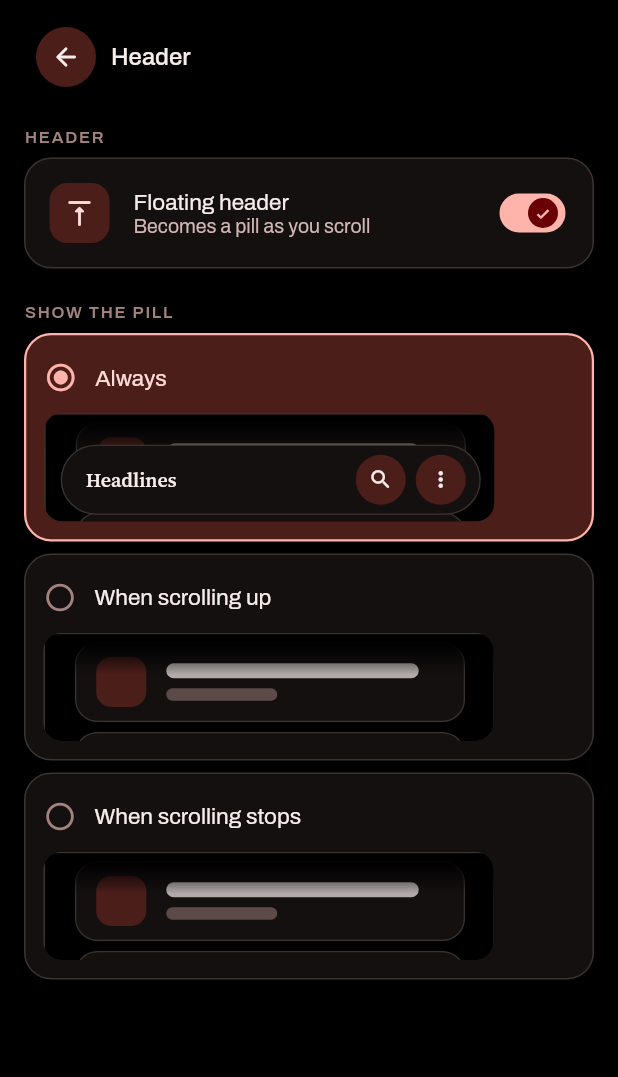
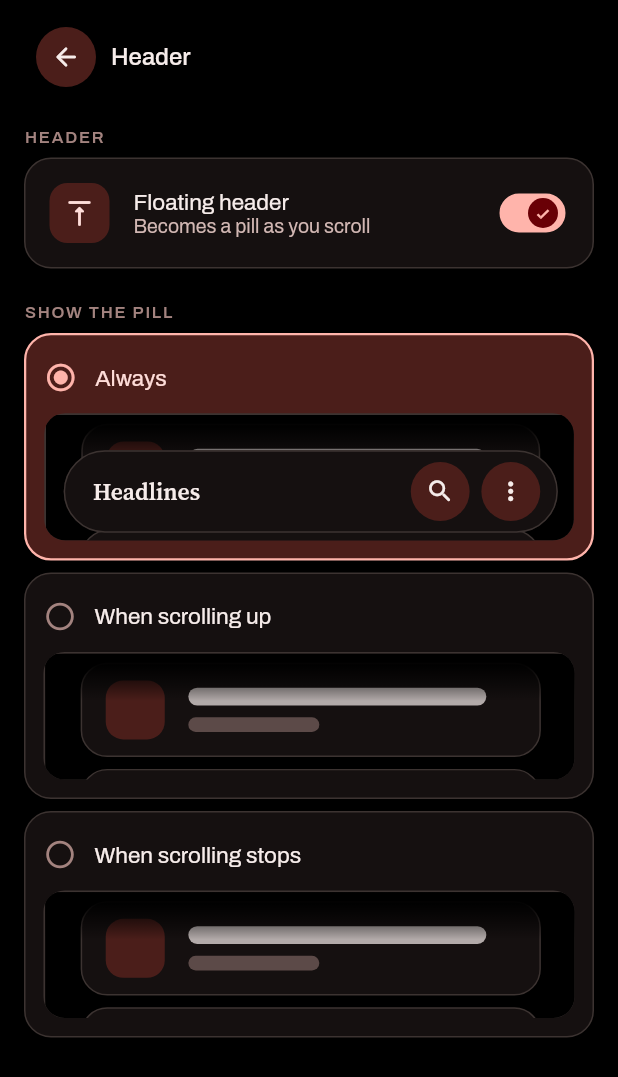
Before and after one commit to singhgautam7/Headshorts, a Flutter app: the HeaderScreen screen opened by its route, on a phone screen of 412 x 824 dp. Shown: the top 1077 px of the screen. Run offline on Flutter 3.47's test engine with Material 3 defaults, Android fonts, the phone set to English and light mode, and no system bars; our stand-ins replace cached_network_image, dio, drift, drift_flutter, flutter_riverpod, flutter_widget_from_html_core and 5 more; missing offline and left inert: brotli, dart:js_interop, dart_rss, dio_http2_adapter, file_selector, html_readability and 2 more; accounts and stored records are empty; generated files the repository leaves out were written again; project files that could hold a hidden picture were left out.

Commit message:
fix: walkthrough round two
Co-Authored-By: Claude Opus 5.5 <noreply@anthropic.com>

```diff
--- a/lib/core/widgets/controls.dart
+++ b/lib/core/widgets/controls.dart
@@ -439,8 +439,10 @@ ShapeBorder _chipShape(double t, Color stroke, {required bool hasOutline}) {
 /// Mixed in oklab, as the design board writes it. In sRGB the same 15% comes
 /// out about three times brighter on black, which is the difference between a
 /// whisper of hue and a coloured card.
-Color accentWash(Color accent, HsPalette palette) =>
-    Oklab.mix(accent, palette.background, palette.isDark ? 0.15 : 0.07);
+///
+/// [on] is the surface under it when that is not the page.
+Color accentWash(Color accent, HsPalette palette, {Color? on}) =>
+    Oklab.mix(accent, on ?? palette.background, palette.isDark ? 0.15 : 0.07);
 
 /// The softer wash, used where two accented surfaces sit next to each other.
 Color accentWashSoft(Color accent, HsPalette palette) =>
--- a/lib/core/widgets/header_preview.dart
+++ b/lib/core/widgets/header_preview.dart
@@ -105,8 +105,7 @@ class _HeaderPreviewState extends State<HeaderPreview>
     const top = EdgeInsets.only(top: HsSpace.x4);
     final mq = MediaQuery.of(context);
     return FittedBox(
-      fit: BoxFit.scaleDown,
-      alignment: Alignment.centerLeft,
+      fit: BoxFit.fitWidth,
       child: ExcludeSemantics(
         child: IgnorePointer(
           child: Container(
--- a/lib/features/linger/linger_screen.dart
+++ b/lib/features/linger/linger_screen.dart
@@ -645,7 +645,7 @@ class _Header extends StatelessWidget {
                     vertical: 6,
                   ),
                   decoration: BoxDecoration(
-                    color: accentWash(accent, palette),
+                    color: accentWash(accent, palette, on: palette.surface),
                     borderRadius: HsRadius.chipBorder,
                   ),
                   child: Text(
--- a/lib/features/more/header_screen.dart
+++ b/lib/features/more/header_screen.dart
@@ -164,7 +164,10 @@ class _PillOption extends ConsumerWidget {
                     ),
                   ),
                   const SizedBox(height: HsSpace.x2),
-                  HeaderPreview(floating: on, pill: mode),
+                  SizedBox(
+                    width: double.infinity,
+                    child: HeaderPreview(floating: on, pill: mode),
+                  ),
                 ],
               ),
             ),
--- a/lib/features/sources/add_source_screen.dart
+++ b/lib/features/sources/add_source_screen.dart
@@ -161,7 +161,7 @@ class _AddSourceScreenState extends ConsumerState<AddSourceScreen> {
             if (_searched && !_searching && _found.isEmpty)
               Text(
                 'No feed found behind that address. Some publishers only list '
-                'theirs on the page itself — try pasting the feed address '
+                'theirs on the page itself. Try pasting the feed address '
                 'directly.',
                 style: HsType.note.copyWith(color: palette.textSecondary),
               ),
--- a/lib/features/sources/opml_explainer.dart
+++ b/lib/features/sources/opml_explainer.dart
@@ -22,18 +22,18 @@ Future<void> showOpmlExplainer(
 );
 
 const _whatItIs =
-    'An OPML file is just a list of RSS feeds saved in one file — think of it '
+    'An OPML file is just a list of RSS feeds saved in one file. Think of it '
     'like a contacts export, but for news sources. Instead of adding feeds one '
     'at a time, you can bring in a whole set at once.';
 
 const _stepGet =
-    'Get an OPML file — export one from another reader (Feedly, Inoreader, '
+    'Get an OPML file: export one from another reader (Feedly, Inoreader, '
     'NetNewsWire…), or use a shared starter list.';
 
 const _stepChoose = 'Tap "Import OPML" and choose the file from your device.';
 
 const _stepDone =
-    'Done — the feeds appear under Sources, already grouped into categories.';
+    'Done. The feeds appear under Sources, already grouped into categories.';
 
 const _privacyNote =
     'Your feeds stay on your device. Nothing is uploaded.\n\n'
--- a/lib/features/sources/source_detail_screen.dart
+++ b/lib/features/sources/source_detail_screen.dart
@@ -185,7 +185,7 @@ class SourceDetailScreen extends ConsumerWidget {
     (context) => HsSheet(
       title: 'Accent colour',
       subtitle:
-          'A label, a hairline and — in Linger — a quiet wash. '
+          'A label, a hairline and, in Linger, a quiet wash. '
           'Never a full card.',
       children: [
         // Each swatch is a 48dp target around its 34dp dot, so the targets
```
Also changed, not shown: lib/features/onboarding/onboarding_screen.dart (+6 -4 lines).
